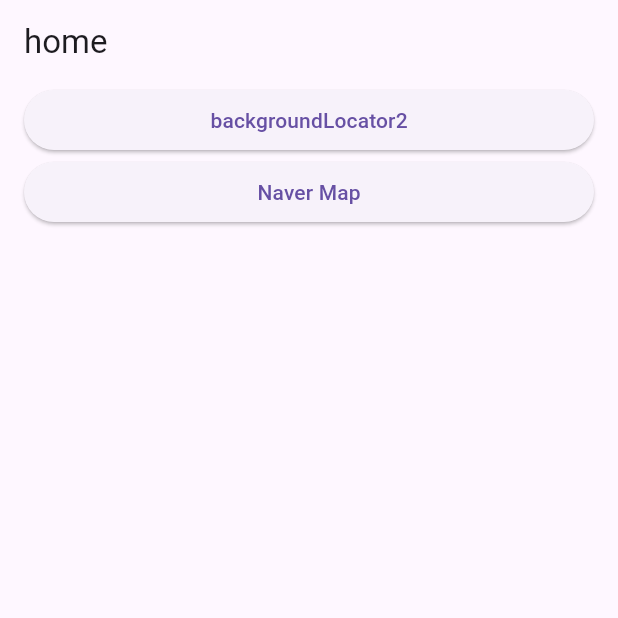
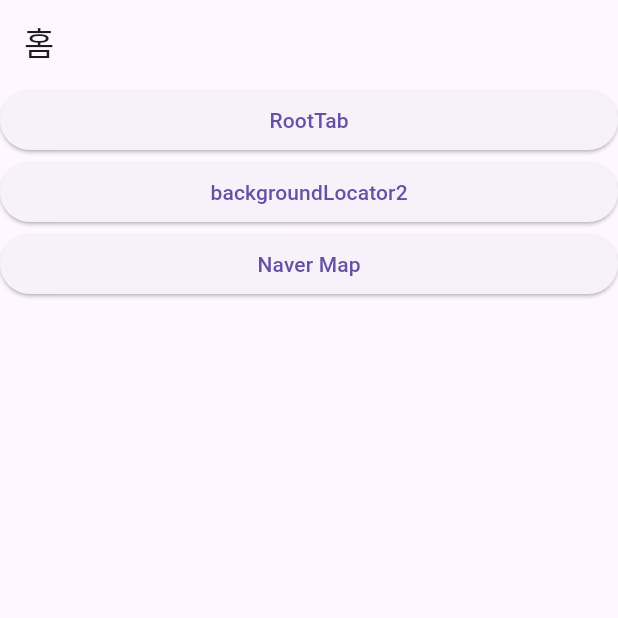
Before and after one commit to developerWoo-kim/background_locator, a Flutter app: the screen it shows after launch, on a phone screen of 412 x 824 dp, the top half of it. Run offline on Flutter 3.47's test engine with Material 3 defaults, Android fonts, the phone set to English and light mode, and no system bars; our stand-ins replace dio, flutter_riverpod, geolocator, permission_handler; missing offline and left inert: background_locator_2, flutter_naver_map.

Commit message:
* 지도 화면 검색 기능 추가중

```diff
--- /dev/null
+++ b/lib/common/util/app_bar_util.dart
@@ -0,0 +1,39 @@
+import 'package:background_locator/common/const/colors.dart';
+import 'package:flutter/cupertino.dart';
+import 'package:flutter/material.dart';
+
+enum AppBarType {
+  TEXT_TITLE,
+  MAP_TAB_BAR,
+  MAP_SEARCH_BAR,
+}
+
+class AppBarUtil {
+
+  static AppBar buildAppBar(AppBarType type, {
+    String? title,
+  }) {
+    final borderStyle = OutlineInputBorder(
+        borderRadius: BorderRadius.circular(25),
+        borderSide: BorderSide(color: BODY_TEXT_COLOR5)
+    );
+
+    switch (type) {
+      case AppBarType.TEXT_TITLE:
+        return AppBar(
+          title: Text(title!),
+        );
+      case AppBarType.MAP_TAB_BAR:
+        return AppBar(
+          bottom: TabBar(
+            tabs: [
+              Tab(text: '주소보기',),
+              Tab(text: '목록보기',)
+            ],
+          ),
+        );
+      default:
+        throw ArgumentError('Invalid widget type');
+    }
+  }
+}
--- a/lib/layout/default_layout.dart
+++ b/lib/layout/default_layout.dart
@@ -1,28 +1,23 @@
 import 'package:flutter/material.dart';
 
 class DefaultLayout extends StatelessWidget {
-  final String title;
+  final AppBar appBar;
   final Widget body;
-  final List<Widget>? actions;
+  final Widget? bottomNavigationBar;
 
   const DefaultLayout({
-    required this.title,
+    required this.appBar,
     required this.body,
-    this.actions,
+    this.bottomNavigationBar,
     super.key
   });
 
   @override
   Widget build(BuildContext context) {
     return Scaffold(
-      appBar: AppBar(
-        title: Text(title),
-        actions: actions,
-      ),
-      body: Padding(
-        padding: EdgeInsets.symmetric(horizontal: 16.0),
-        child: body,
-      ),
+      appBar: appBar,
+      body: body,
+      bottomNavigationBar: bottomNavigationBar,
     );
   }
 }
--- a/lib/screen/home_screen.dart
+++ b/lib/screen/home_screen.dart
@@ -1,6 +1,8 @@
+import 'package:background_locator/common/util/app_bar_util.dart';
 import 'package:background_locator/layout/default_layout.dart';
 import 'package:background_locator/screen/locator_screen.dart';
 import 'package:background_locator/screen/naver_map_screen.dart';
+import 'package:background_locator/screen/root_tab.dart';
 import 'package:flutter/material.dart';
 
 class HomeScreen extends StatelessWidget {
@@ -9,9 +11,17 @@
   @override
   Widget build(BuildContext context) {
     return DefaultLayout(
-        title: 'home',
+        appBar: AppBarUtil.buildAppBar(AppBarType.TEXT_TITLE, title: '홈'),
         body: ListView(
           children: [
+            ElevatedButton(
+              onPressed: () {
+                Navigator.of(context).push(
+                  MaterialPageRoute(builder: (_) => RootTab(),),
+                );
+              },
+              child: Text('RootTab'),
+            ),
             ElevatedButton(
               onPressed: () {
                 Navigator.of(context).push(
--- a/pubspec.yaml
+++ b/pubspec.yaml
@@ -40,6 +40,9 @@
 
   geolocator: ^7.3.3
   flutter_naver_map: ^1.1.2
+
+  dio: ^5.3.3
+  flutter_secure_storage: ^9.0.0
 
 
   # The following adds the Cupertino Icons font to your application.
```
Also changed, not shown: lib/common/component/search_box_style1.dart (added, +25 -0 lines), lib/common/const/colors.dart (added, +14 -0 lines), lib/common/data/data_model.dart (added, +13 -0 lines), lib/common/data/dummy_data.dart (added, +16 -0 lines), lib/screen/map_and_list_tab.dart (added, +105 -0 lines), lib/screen/map_screen.dart (added, +63 -0 lines), lib/screen/naver_map_screen.dart (+20 -50 lines), lib/screen/root_tab.dart (added, +73 -0 lines), lib/screen/search_map_screen.dart (added, +168 -0 lines), pubspec.lock.
